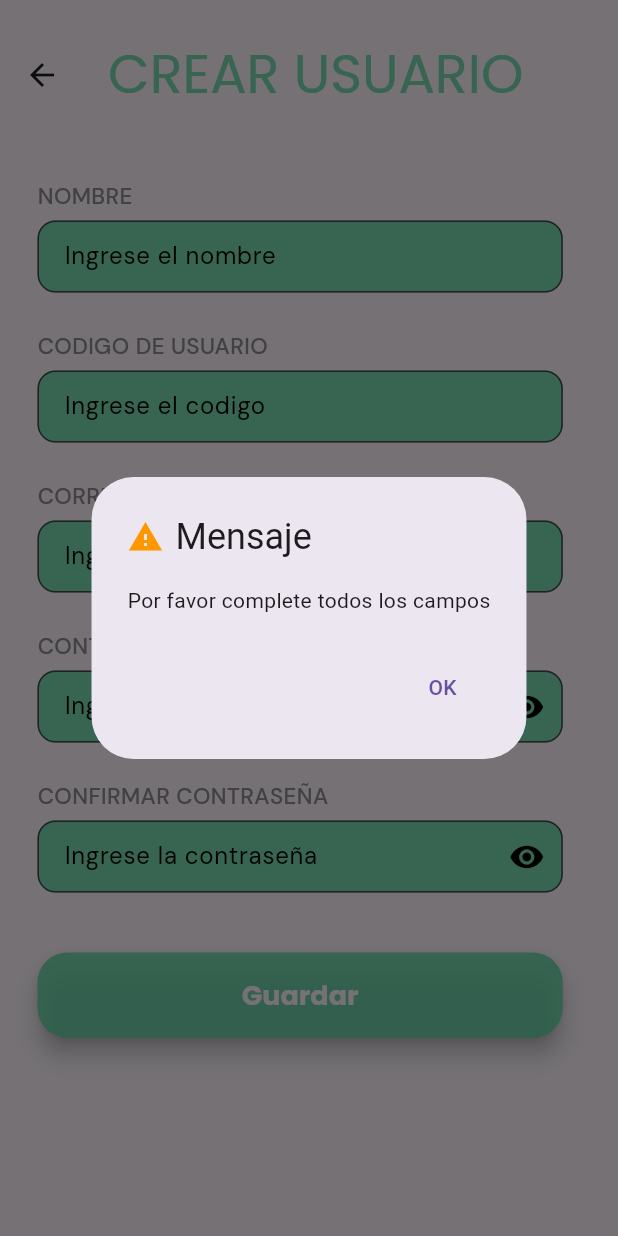
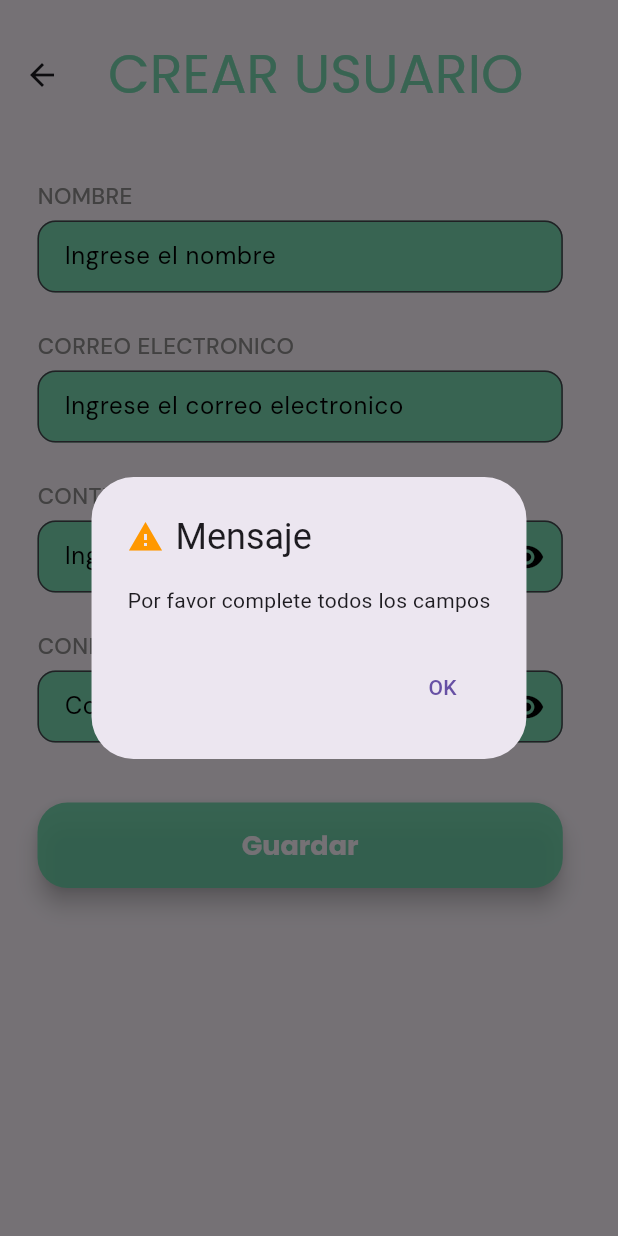
Before and after one commit to dpez991/NewSpendsControl, a Flutter app: the CrearUsuarioScreen screen opened directly, after a tap on "Guardar", on a phone screen of 412 x 824 dp. Run offline on Flutter 3.47's test engine with Material 3 defaults, Android fonts, the phone set to English and light mode, and no system bars; our stand-ins replace cloud_firestore, firebase_auth, firebase_core, google_fonts, sqflite; accounts and stored records are empty.

Commit message:
Correciones Usuarios

```diff
--- a/lib/screens/crear_usuario.dart
+++ b/lib/screens/crear_usuario.dart
@@ -1,3 +1,4 @@
+import 'dart:math';
 import 'package:flutter/material.dart';
 import 'package:google_fonts/google_fonts.dart';
 import 'package:firebase_auth/firebase_auth.dart';
@@ -13,14 +14,13 @@ class CrearUsuarioScreen extends StatefulWidget {
 }
 
 class _CrearUsuarioScreenState extends State<CrearUsuarioScreen> {
+  // PARTE 1: codigoController y codigoFocus eliminados completamente.
   final nombreController = TextEditingController();
-  final codigoController = TextEditingController();
   final correoController = TextEditingController();
   final claveController = TextEditingController();
   final confirmarClaveController = TextEditingController();
 
   final nombreFocus = FocusNode();
-  final codigoFocus = FocusNode();
   final correoFocus = FocusNode();
   final claveFocus = FocusNode();
   final confirmarClaveFocus = FocusNode();
@@ -29,101 +29,219 @@ class _CrearUsuarioScreenState extends State<CrearUsuarioScreen> {
   bool verClave = false;
   bool verConfirmarClave = false;
 
+  // ---------------------------------------------------------------------------
+  // PARTE 2: Generación automática del código de usuario.
+  // Formato: USR-XXXXXXXX (8 caracteres hexadecimales en mayúsculas).
+  // Combina microsegundos del sistema + valor aleatorio para evitar colisiones.
+  // ---------------------------------------------------------------------------
+  String _generarCodigoUnico() {
+    final ts = DateTime.now().microsecondsSinceEpoch;
+    final rnd = Random().nextInt(0xFFFF);
+    // XOR de los últimos 28 bits del timestamp con 16 bits aleatorios
+    final combinado = (ts ^ (rnd << 12)) & 0xFFFFFFFF;
+    return 'USR-${combinado.toRadixString(16).toUpperCase().padLeft(8, '0')}';
+  }
+
+  // ---------------------------------------------------------------------------
+  // PARTE 5: Validación completa del nombre.
+  // Acepta: letras (a-z, A-Z), vocales con acento, Ñ/ñ, espacios simples.
+  // Rechaza: dígitos, símbolos, espacios dobles/triples, inicio/fin con espacio,
+  //          vacío, más de 60 caracteres.
+  // ---------------------------------------------------------------------------
+  String? _validarNombre(String nombre) {
+    if (nombre.isEmpty) {
+      return 'El nombre es obligatorio.';
+    }
+    if (nombre.length > 60) {
+      return 'El nombre es demasiado largo (máximo 60 caracteres).';
+    }
+    if (nombre.startsWith(' ')) {
+      return 'El nombre no puede iniciar con espacios.';
+    }
+    if (nombre.endsWith(' ')) {
+      return 'El nombre no puede terminar con espacios.';
+    }
+    if (nombre.contains('  ')) {
+      return 'No se permiten espacios consecutivos.';
+    }
+    // Solo permite letras (incluyendo acentuadas y Ñ) y espacios simples.
+    final regexNombre = RegExp(
+      r'^[a-zA-ZáéíóúÁÉÍÓÚüÜàèìòùÀÈÌÒÙäëïöÄËÏÖñÑ ]+$',
+    );
+    if (!regexNombre.hasMatch(nombre)) {
+      return 'Solo se permiten letras y espacios simples. No se permiten números ni caracteres especiales.';
+    }
+    return null; // válido
+  }
+
+  // ---------------------------------------------------------------------------
+  // PARTE 6: Validación de formato de correo (existente, sin cambios).
+  // ---------------------------------------------------------------------------
+  String? validarFormatoCorreo(String correo) {
+    final regexCorreo = RegExp(
+      r'^[a-zA-Z0-9._%+\-]+@[a-zA-Z0-9.\-]+\.[a-zA-Z]{2,}$',
+    );
+    if (!regexCorreo.hasMatch(correo)) {
+      return 'Ingrese un correo electrónico válido (ej: usuario@correo.com)';
+    }
+    return null;
+  }
+
+  // ---------------------------------------------------------------------------
+  // PARTE 6: Verificación previa de correo duplicado en Firestore.
+  // Se consulta antes de intentar crear el usuario en Firebase Auth para dar
+  // un mensaje más claro. El catch de FirebaseAuthException actúa como respaldo.
+  // ---------------------------------------------------------------------------
+  Future<bool> _correoYaRegistrado(String correo) async {
+    try {
+      final resultado = await FirebaseFirestore.instance
+          .collection('usuarios')
+          .where('correo', isEqualTo: correo)
+          .limit(1)
+          .get();
+      return resultado.docs.isNotEmpty;
+    } catch (_) {
+      // Si la consulta falla, se continúa y Firebase Auth actúa como árbitro final.
+      return false;
+    }
+  }
+
+  // ---------------------------------------------------------------------------
+  // Validaciones de contraseña (existentes, sin cambios).
+  // ---------------------------------------------------------------------------
   List<String> obtenerErroresContrasena(String clave) {
     List<String> errores = [];
-    if (clave.length < 12) errores.add("• Mínimo 12 caracteres");
-    if (!RegExp(r'[A-Z]').hasMatch(clave)) errores.add("• Al menos una letra mayúscula");
-    if (!RegExp(r'[a-z]').hasMatch(clave)) errores.add("• Al menos una letra minúscula");
-    if (!RegExp(r'[0-9]').hasMatch(clave)) errores.add("• Al menos un número");
+    if (clave.length < 12) errores.add('• Mínimo 12 caracteres');
+    if (!RegExp(r'[A-Z]').hasMatch(clave)) {
+      errores.add('• Al menos una letra mayúscula');
+    }
+    if (!RegExp(r'[a-z]').hasMatch(clave)) {
+      errores.add('• Al menos una letra minúscula');
+    }
+    if (!RegExp(r'[0-9]').hasMatch(clave)) {
+      errores.add('• Al menos un número');
+    }
     if (!RegExp(r'[!@#$%^&*()_+\-=\[\]{};:,.<>?/\\|`~]').hasMatch(clave)) {
-      errores.add("• Al menos un carácter especial (!@#\$%^&*...)");
+      errores.add('• Al menos un carácter especial (!@#\$%^&*...)');
     }
     return errores;
   }
 
-  String? validarFormatoCorreo(String correo) {
-    final regexCorreo = RegExp(r'^[a-zA-Z0-9._%+\-]+@[a-zA-Z0-9.\-]+\.[a-zA-Z]{2,}$');
-    if (!regexCorreo.hasMatch(correo)) {
-      return "Ingrese un correo electrónico válido (ej: usuario@correo.com)";
-    }
-    return null;
-  }
-
   @override
   void dispose() {
+    // PARTE 1: codigoController.dispose() y codigoFocus.dispose() eliminados.
     nombreController.dispose();
-    codigoController.dispose();
     correoController.dispose();
     claveController.dispose();
     confirmarClaveController.dispose();
     nombreFocus.dispose();
-    codigoFocus.dispose();
     correoFocus.dispose();
     claveFocus.dispose();
     confirmarClaveFocus.dispose();
     super.dispose();
   }
 
+  // ---------------------------------------------------------------------------
+  // PARTE 4: Flujo de registro simplificado — solo 4 campos del usuario.
+  // PARTE 2: El código se genera automáticamente aquí.
+  // PARTE 6: Verificación previa de correo duplicado.
+  // ---------------------------------------------------------------------------
   Future<void> guardarUsuario() async {
-    final nombre = nombreController.text.trim();
-    final codigo = codigoController.text.trim();
-    // toLowerCase() para garantizar consistencia con Firebase Auth (que normaliza correos a minúsculas)
+    // AUDITORÍA: Se lee el texto RAW antes del trim() para que las validaciones
+    // de espacio inicial/final en _validarNombre() funcionen correctamente.
+    // El nombre trimmeado se usa únicamente para guardar en Firestore.
+    final nombreRaw = nombreController.text;
+    final nombreGuardar = nombreRaw.trim();
+    // toLowerCase() para garantizar consistencia con Firebase Auth y Firestore.
     final correo = correoController.text.trim().toLowerCase();
     final clave = claveController.text;
     final confirmarClave = confirmarClaveController.text;
 
-    if (nombre.isEmpty || codigo.isEmpty || correo.isEmpty || clave.isEmpty || confirmarClave.isEmpty) {
-      await mtdMessage(context, "Por favor complete todos los campos", 2);
+    // PARTE 4: Validación de campos vacíos — verifica el texto trimmeado.
+    if (nombreGuardar.isEmpty || correo.isEmpty || clave.isEmpty || confirmarClave.isEmpty) {
+      await mtdMessage(context, 'Por favor complete todos los campos', 2);
       return;
     }
 
+    // PARTE 5: Validación completa del nombre sobre el texto RAW.
+    // Esto permite detectar espacios al inicio/final antes del trim.
+    final errorNombre = _validarNombre(nombreRaw);
+    if (errorNombre != null) {
+      await mtdMessage(context, errorNombre, 2);
+      return;
+    }
+
+    // PARTE 6: Validación de formato del correo.
     final errorCorreo = validarFormatoCorreo(correo);
     if (errorCorreo != null) {
       await mtdMessage(context, errorCorreo, 2);
       return;
     }
 
+    // Validación de contraseña.
     final erroresClave = obtenerErroresContrasena(clave);
     if (erroresClave.isNotEmpty) {
-      await mtdMessage(context, "La contraseña no cumple los requisitos:\n${erroresClave.join('\n')}", 2);
+      await mtdMessage(
+        context,
+        'La contraseña no cumple los requisitos:\n${erroresClave.join('\n')}',
+        2,
+      );
       return;
     }
 
     if (clave != confirmarClave) {
-      await mtdMessage(context, "La contraseña y la confirmación no coinciden", 2);
+      await mtdMessage(
+        context,
+        'La contraseña y la confirmación no coinciden',
+        2,
+      );
       return;
     }
 
     setState(() => guardando = true);
 
     try {
+      // PARTE 6: Verificación previa de correo duplicado en Firestore.
+      final duplicado = await _correoYaRegistrado(correo);
+      if (!mounted) return;
+      if (duplicado) {
+        await mtdMessage(context, 'Este correo ya está registrado.', 2);
+        // AUDITORÍA: guard mounted después del await del dialog.
+        if (!mounted) return;
+        return;
+      }
+
+      // PARTE 2: Generar código único ANTES de crear el usuario en Auth.
+      // Así está disponible desde el inicio del flujo de persistencia.
+      final codigoGenerado = _generarCodigoUnico();
+
       // --- FIREBASE AUTH: Crear usuario con correo y contraseña ---
-      final credential = await FirebaseAuth.instance.createUserWithEmailAndPassword(
-        email: correo,
-        password: clave,
-      );
+      final credential = await FirebaseAuth.instance
+          .createUserWithEmailAndPassword(email: correo, password: clave);
 
       final uid = credential.user!.uid;
 
-      // --- FIRESTORE: Guardar perfil del usuario ---
+      // --- FIRESTORE: Guardar perfil del usuario (campo 'codigo' se mantiene) ---
+      // Se guarda 'nombreGuardar' (trimmeado) y 'correo' (normalizado).
       await FirebaseFirestore.instance.collection('usuarios').doc(uid).set({
         'uid': uid,
-        'nombre': nombre,
-        'codigo': codigo,
+        'nombre': nombreGuardar,
+        'codigo': codigoGenerado, // Generado automáticamente, nunca escrito por el usuario
         'correo': correo,
         'fechaRegistro': FieldValue.serverTimestamp(),
         'estado': 1,
       });
 
       if (!mounted) return;
-      await mtdMessage(context, "Usuario creado correctamente", 3);
+      await mtdMessage(context, 'Usuario creado correctamente', 3);
       if (!mounted) return;
       Navigator.pop(context, true);
     } on FirebaseAuthException catch (e) {
       if (!mounted) return;
       String mensaje = 'No se pudo crear el usuario';
       if (e.code == 'email-already-in-use') {
-        mensaje = 'Ya existe una cuenta con ese correo electrónico';
+        // Respaldo: Firebase Auth detecta duplicado si la consulta Firestore falló.
+        mensaje = 'Este correo ya está registrado.';
       } else if (e.code == 'invalid-email') {
         mensaje = 'El formato del correo electrónico no es válido';
       } else if (e.code == 'weak-password') {
@@ -132,43 +250,37 @@ class _CrearUsuarioScreenState extends State<CrearUsuarioScreen> {
       await mtdMessage(context, mensaje, 4);
     } catch (_) {
       if (!mounted) return;
-      await mtdMessage(context, "No se pudo crear el usuario", 4);
+      await mtdMessage(context, 'No se pudo crear el usuario', 4);
     } finally {
       if (mounted) setState(() => guardando = false);
     }
   }
 
-  Widget _campoContrasena(
-    String label,
-    TextEditingController controller,
-    FocusNode focusNode,
-    bool verTexto,
-    VoidCallback onToggleVer,
-  ) {
+  // ---------------------------------------------------------------------------
+  // PARTE 5 + PARTE 8: Campo NOMBRE personalizado SIN UpperCaseTextFormatter.
+  // clsTextField aplica UpperCaseTextFormatter globalmente, lo que bloquearía
+  // minúsculas, acentos y ñ. Este widget local resuelve eso visualmente igual.
+  // ---------------------------------------------------------------------------
+  Widget _campoNombre() {
     return Column(
       crossAxisAlignment: CrossAxisAlignment.start,
       children: [
-        clsMainLabelField(label),
+        clsMainLabelField('NOMBRE'),
         const SizedBox(height: 6),
         TextField(
-          focusNode: focusNode,
-          controller: controller,
-          obscureText: !verTexto,
-          keyboardType: TextInputType.visiblePassword,
+          focusNode: nombreFocus,
+          controller: nombreController,
+          keyboardType: TextInputType.name,
+          textCapitalization: TextCapitalization.words,
+          // Sin UpperCaseTextFormatter — permite minúsculas, acentos y ñ.
           decoration: InputDecoration(
-            labelText: "Ingrese la contraseña",
+            labelText: 'Ingrese el nombre',
             labelStyle: GoogleFonts.dmSans(color: mtd_get_color_0()),
             border: OutlineInputBorder(borderRadius: BorderRadius.circular(12)),
             filled: true,
             fillColor: mtd_get_color_2(),
-            contentPadding: const EdgeInsets.symmetric(horizontal: 14, vertical: 12),
-            suffixIcon: IconButton(
-              icon: Icon(
-                verTexto ? Icons.visibility_off : Icons.visibility,
-                color: mtd_get_color_0(),
-              ),
-              onPressed: onToggleVer,
-            ),
+            contentPadding:
+                const EdgeInsets.symmetric(horizontal: 14, vertical: 12),
           ),
         ),
         const SizedBox(height: 25),
@@ -176,23 +288,27 @@ class _CrearUsuarioScreenState extends State<CrearUsuarioScreen> {
     );
   }
 
+  // ---------------------------------------------------------------------------
+  // Campo CORREO (existente, sin cambios).
+  // ---------------------------------------------------------------------------
   Widget _campoCorreo() {
     return Column(
       crossAxisAlignment: CrossAxisAlignment.start,
       children: [
-        clsMainLabelField("CORREO ELECTRONICO"),
+        clsMainLabelField('CORREO ELECTRONICO'),
         const SizedBox(height: 6),
         TextField(
           focusNode: correoFocus,
           controller: correoController,
           keyboardType: TextInputType.emailAddress,
           decoration: InputDecoration(
-            labelText: "Ingrese el correo electronico",
+            labelText: 'Ingrese el correo electronico',
             labelStyle: GoogleFonts.dmSans(color: mtd_get_color_0()),
             border: OutlineInputBorder(borderRadius: BorderRadius.circular(12)),
             filled: true,
             fillColor: mtd_get_color_2(),
-            contentPadding: const EdgeInsets.symmetric(horizontal: 14, vertical: 12),
+            contentPadding:
+                const EdgeInsets.symmetric(horizontal: 14, vertical: 12),
           ),
         ),
         const SizedBox(height: 25),
@@ -207,7 +323,7 @@ class _CrearUsuarioScreenState extends State<CrearUsuarioScreen> {
       appBar: AppBar(
         toolbarHeight: 100,
         title: Text(
-          "CREAR USUARIO",
+          'CREAR USUARIO',
           style: GoogleFonts.poppins(
             fontSize: 36,
             color: mtd_get_color_2(),
@@ -227,18 +343,22 @@ class _CrearUsuarioScreenState extends State<CrearUsuarioScreen> {
               child: Column(
                 crossAxisAlignment: CrossAxisAlignment.start,
                 children: [
-                  clsTextField("NOMBRE", nombreController, "Ingrese el nombre", false, 25.0, TextInputType.text, nombreFocus, null),
-                  clsTextField("CODIGO DE USUARIO", codigoController, "Ingrese el codigo", false, 25.0, TextInputType.text, codigoFocus, null),
+                  // PARTE 5 + PARTE 8: Campo nombre sin UpperCaseTextFormatter.
+                  _campoNombre(),
+                  // PARTE 1: Campo "CODIGO DE USUARIO" eliminado completamente.
                   _campoCorreo(),
-                  _campoContrasena(
-                    "CONTRASEÑA",
+                  // PARTE 8: Se usa el widget compartido clsCampoContrasena de clases.dart.
+                  clsCampoContrasena(
+                    'CONTRASEÑA',
+                    'Ingrese la contraseña',
                     claveController,
                     claveFocus,
                     verClave,
                     () => setState(() => verClave = !verClave),
                   ),
-                  _campoContrasena(
-                    "CONFIRMAR CONTRASEÑA",
+                  clsCampoContrasena(
+                    'CONFIRMAR CONTRASEÑA',
+                    'Confirme la contraseña',
                     confirmarClaveController,
                     confirmarClaveFocus,
                     verConfirmarClave,
@@ -248,7 +368,7 @@ class _CrearUsuarioScreenState extends State<CrearUsuarioScreen> {
                   Center(
                     child: guardando
                         ? CircularProgressIndicator(color: mtd_get_color_2())
-                        : clsButton(context, guardarUsuario, "Guardar"),
+                        : clsButton(context, guardarUsuario, 'Guardar'),
                   ),
                 ],
               ),
```
